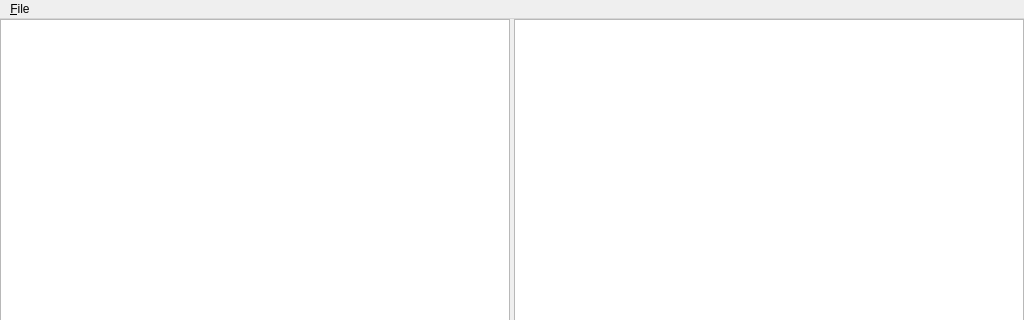
Old version of the form smeditor_window.ui in the repository dralex/CyberiadaHSM-Editor; both pictures show x 0 to 1024 and y 0 to 320 of the 1024 by 768 pixel window.
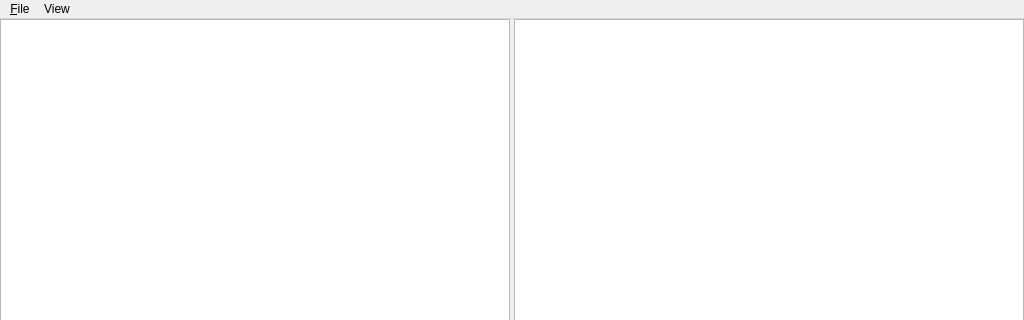
New version of the form. Icons and pictures are not drawn. Custom widgets are drawn as their Qt base class.

Patch:
```diff
--- a/smeditor_window.ui
+++ b/smeditor_window.ui
@@ -79,7 +79,7 @@
      <x>0</x>
      <y>0</y>
      <width>1024</width>
-     <height>31</height>
+     <height>19</height>
     </rect>
    </property>
    <widget class="QMenu" name="menuFile">
@@ -90,7 +90,14 @@
     <addaction name="separator"/>
     <addaction name="actionExit"/>
    </widget>
+   <widget class="QMenu" name="menuView">
+    <property name="title">
+     <string>View</string>
+    </property>
+    <addaction name="actionFont"/>
+   </widget>
    <addaction name="menuFile"/>
+   <addaction name="menuView"/>
   </widget>
   <action name="actionOpen">
    <property name="text">
```
Left out of the diff: 5 changed lines with no effect on the pictures.
